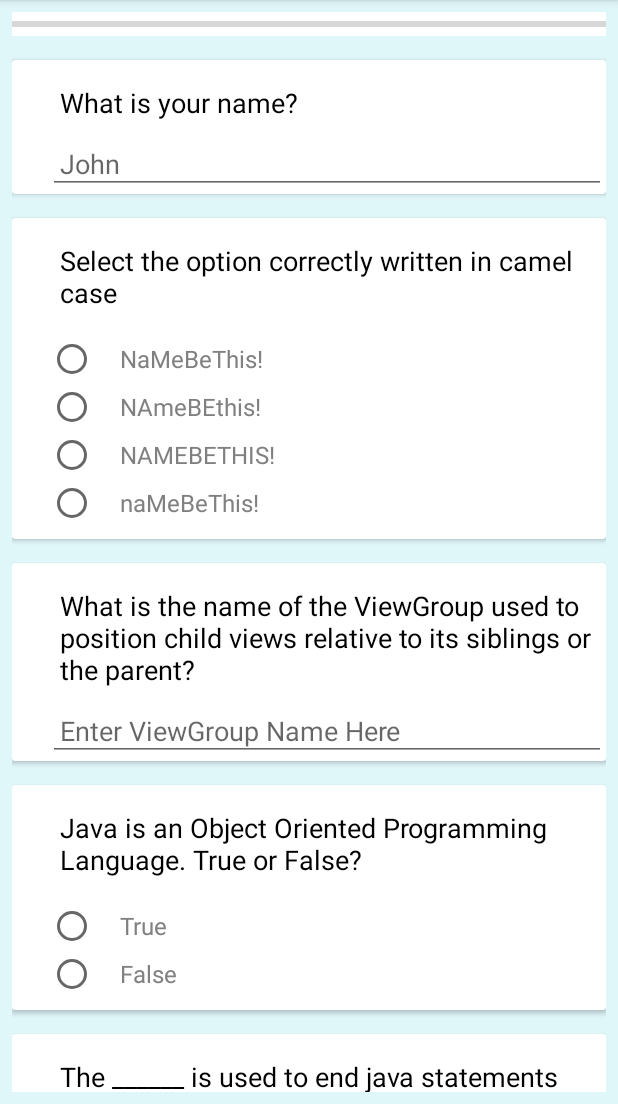
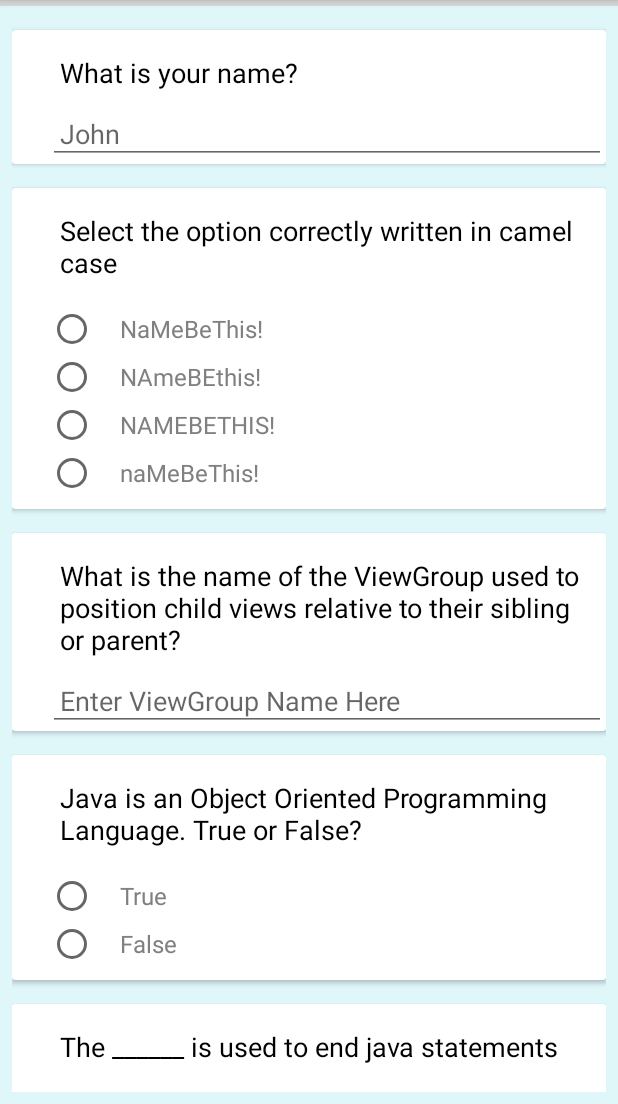
Before and after one commit to zizoh/QuizApp-App, an Android app: the screen it shows after launch (MainActivity), on a phone screen of 412 x 824 dp, the part 132-1236 px from its top. Run offline under Robolectric (Android 15) with nearby library versions, the phone set to English and light mode, and no system bars.

```diff
--- a/app/build.gradle
+++ b/app/build.gradle
@@ -34,6 +34,5 @@ dependencies {
     })
     testCompile 'junit:junit:4.12'
     implementation 'com.android.support:appcompat-v7:26.1.0'
-    implementation 'com.android.support.constraint:constraint-layout:1.0.2'
     implementation 'com.android.support:cardview-v7:26.1.0'
 }
--- a/app/src/main/res/layout-land/activity_main.xml
+++ b/app/src/main/res/layout-land/activity_main.xml
@@ -1,4 +1,9 @@
 <?xml version="1.0" encoding="utf-8"?>
+
+<!-- Example customization of dimensions originally defined in res/values/dimens.xml
+         (such as screen margins) for screens with more than 820dp of available width. This
+         would include 7" and 10" devices in landscape (~960dp and ~1280dp respectively). -->
+
 <RelativeLayout xmlns:android="http://schemas.android.com/apk/res/android"
     android:layout_width="match_parent"
     android:layout_height="match_parent"
--- a/app/src/main/res/layout/activity_main.xml
+++ b/app/src/main/res/layout/activity_main.xml
@@ -14,11 +14,8 @@
         android:id="@+id/progressBar"
         style="?android:attr/progressBarStyleHorizontal"
         android:layout_width="match_parent"
-        android:layout_height="wrap_content"
+        android:layout_height="4dp"
         android:layout_below="@id/toolbar"
-        android:layout_marginEnd="8dp"
-        android:layout_marginStart="8dp"
-        android:layout_marginTop="8dp"
         android:background="@android:color/white" />
 
     <ScrollView
--- a/app/src/main/res/values/strings.xml
+++ b/app/src/main/res/values/strings.xml
@@ -13,7 +13,7 @@
     <string name="questionOneRadioButtonD">naMeBeThis!</string>
 
     <!--Question 2 -->
-    <string name="questionTwoText">What is the name of the ViewGroup used to position child views relative to its siblings or the parent?</string>
+    <string name="questionTwoText">What is the name of the ViewGroup used to position child views relative to their sibling or parent?</string>
     <string name="questionTwoAnswerHint">Enter ViewGroup Name Here</string>
 
     <!--Question 3 -->
@@ -29,8 +29,7 @@
     <string name="questionFourRadioButtonD">Exclamation mark (!)</string>
 
     <!--Question 5 -->
-    <string name="questionFiveNumber">5</string>
-    <string name="questionFiveText">The correct unit for the android xml attribute textSize is </string>
+    <string name="questionFiveText">The correct unit for the xml attribute textSize is</string>
     <string name="questionFiveRadioButtonA">sp</string>
     <string name="questionFiveRadioButtonB">tz</string>
     <string name="questionFiveRadioButtonC">jz</string>
@@ -38,7 +37,7 @@
 
     <!--Question 6 -->
     <string name="questionSixText">When creating XMLs, after sketching the desired layout, you follow three steps. </string>
-    <string name="questionSixInstruction">Select the three that apply </string>
+    <string name="questionSixInstruction">Select the three that apply</string>
     <string name="questionSixCheckBoxA">Copy the views</string>
     <string name="questionSixCheckBoxB">Position the views</string>
     <string name="questionSixCheckboxC">Style the views</string>
@@ -46,7 +45,7 @@
     <string name="tooManyOptionsSelectedFloat">Uncheck one button first</string>
 
     <!--Question 7 -->
-    <string name="questionSevenText">You place photos to be used in your app into the ______ directory </string>
+    <string name="questionSevenText">You place photos to be used in your app into the ______ directory</string>
     <string name="questionSevenRadioButtonA">Layout</string>
     <string name="questionSevenRadioButtonB">Styles</string>
     <string name="questionSevenRadioButtonC">Drawable</string>
@@ -65,5 +64,8 @@
 
     <!-- Retake Quiz Button -->
     <string name="resetButton">Reset</string>
+    <string name="dialogMessage">To repeat the same answer for a question,
+        you need to first choose a different button</string>
+    <string name="ok">OK</string>
 
 </resources>
```
Also changed, not shown: app/src/main/java/com/example/android/quizapp/MainActivity.java (+47 -9 lines), 1 other file.
